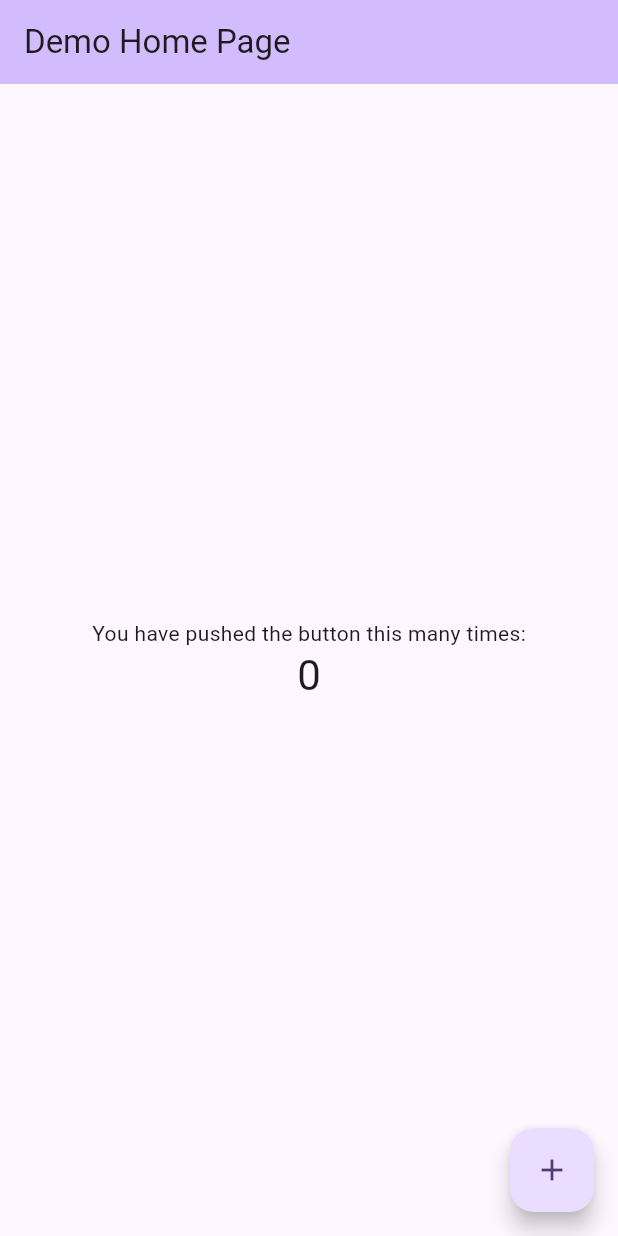
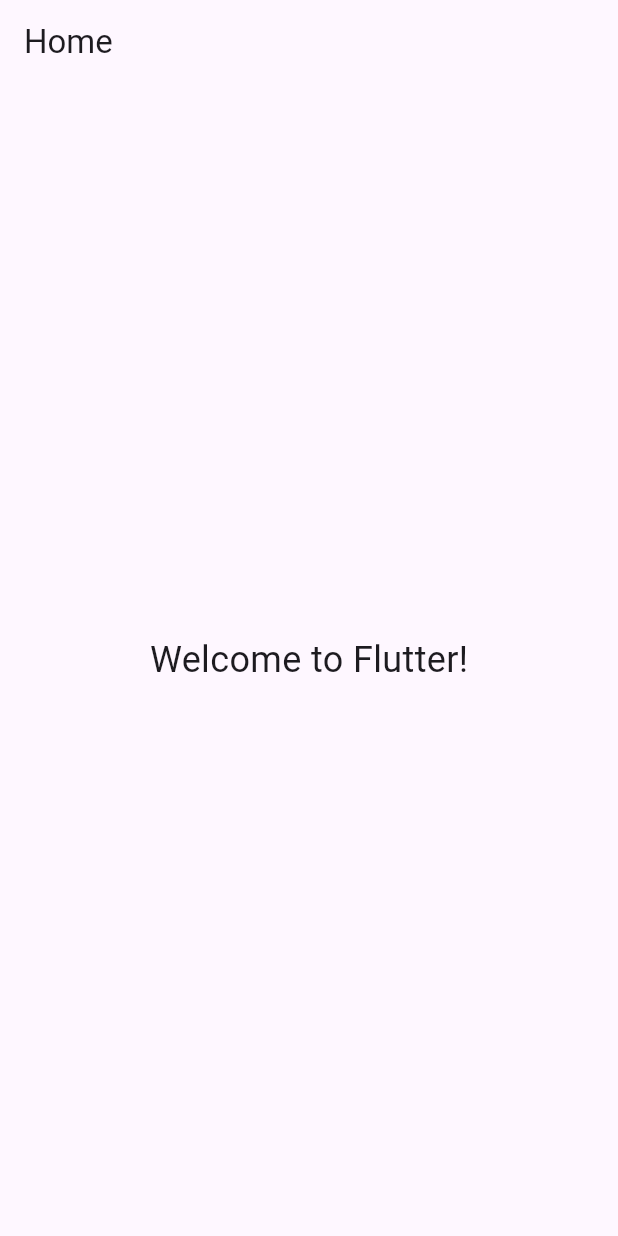
Before and after one commit to TesterGp/BharatUnits, a Flutter app: the screen it shows after launch, on a phone screen of 412 x 824 dp. Run offline on Flutter 3.47's test engine with Material 3 defaults, Android fonts, the phone set to English and light mode, and no system bars.

Commit message:
Default code set

```diff
--- a/lib/main.dart
+++ b/lib/main.dart
@@ -7,115 +7,32 @@
 class MyApp extends StatelessWidget {
   const MyApp({super.key});
 
-  // This widget is the root of your application.
   @override
   Widget build(BuildContext context) {
     return MaterialApp(
-      title: 'Bhharat Units',
-      theme: ThemeData(
-        // This is the theme of your application.
-        //
-        // TRY THIS: Try running your application with "flutter run". You'll see
-        // the application has a purple toolbar. Then, without quitting the app,
-        // try changing the seedColor in the colorScheme below to Colors.green
-        // and then invoke "hot reload" (save your changes or press the "hot
-        // reload" button in a Flutter-supported IDE, or press "r" if you used
-        // the command line to start the app).
-        //
-        // Notice that the counter didn't reset back to zero; the application
-        // state is not lost during the reload. To reset the state, use hot
-        // restart instead.
-        //
-        // This works for code too, not just values: Most code changes can be
-        // tested with just a hot reload.
-        colorScheme: .fromSeed(seedColor: Colors.deepPurple),
-      ),
-      home: const MyHomePage(title: 'Demo Home Page'),
+      debugShowCheckedModeBanner: false,
+      title: 'My App',
+      home: const HomeScreen(),
     );
   }
 }
 
-class MyHomePage extends StatefulWidget {
-  const MyHomePage({super.key, required this.title});
-
-  // This widget is the home page of your application. It is stateful, meaning
-  // that it has a State object (defined below) that contains fields that affect
-  // how it looks.
-
-  // This class is the configuration for the state. It holds the values (in this
-  // case the title) provided by the parent (in this case the App widget) and
-  // used by the build method of the State. Fields in a Widget subclass are
-  // always marked "final".
-
-  final String title;
-
-  @override
-  State<MyHomePage> createState() => _MyHomePageState();
-}
-
-class _MyHomePageState extends State<MyHomePage> {
-  int _counter = 0;
-
-  void _incrementCounter() {
-    setState(() {
-      // This call to setState tells the Flutter framework that something has
-      // changed in this State, which causes it to rerun the build method below
-      // so that the display can reflect the updated values. If we changed
-      // _counter without calling setState(), then the build method would not be
-      // called again, and so nothing would appear to happen.
-      _counter++;
-    });
-  }
+class HomeScreen extends StatelessWidget {
+  const HomeScreen({super.key});
 
   @override
   Widget build(BuildContext context) {
-    // This method is rerun every time setState is called, for instance as done
-    // by the _incrementCounter method above.
-    //
-    // The Flutter framework has been optimized to make rerunning build methods
-    // fast, so that you can just rebuild anything that needs updating rather
-    // than having to individually change instances of widgets.
     return Scaffold(
       appBar: AppBar(
-        // TRY THIS: Try changing the color here to a specific color (to
-        // Colors.amber, perhaps?) and trigger a hot reload to see the AppBar
-        // change color while the other colors stay the same.
-        backgroundColor: Theme.of(context).colorScheme.inversePrimary,
-        // Here we take the value from the MyHomePage object that was created by
-        // the App.build method, and use it to set our appbar title.
-        title: Text(widget.title),
+        title: const Text('Home'),
       ),
-      body: Center(
-        // Center is a layout widget. It takes a single child and positions it
-        // in the middle of the parent.
-        child: Column(
-          // Column is also a layout widget. It takes a list of children and
-          // arranges them vertically. By default, it sizes itself to fit its
-          // children horizontally, and tries to be as tall as its parent.
-          //
-          // Column has various properties to control how it sizes itself and
-          // how it positions its children. Here we use mainAxisAlignment to
-          // center the children vertically; the main axis here is the vertical
-          // axis because Columns are vertical (the cross axis would be
-          // horizontal).
-          //
-          // TRY THIS: Invoke "debug painting" (choose the "Toggle Debug Paint"
-          // action in the IDE, or press "p" in the console), to see the
-          // wireframe for each widget.
-          mainAxisAlignment: .center,
-          children: [
-            const Text('You have pushed the button this many times:'),
-            Text(
-              '$_counter',
-              style: Theme.of(context).textTheme.headlineMedium,
-            ),
-          ],
+      body: const Center(
+        child: Text(
+          'Welcome to Flutter!',
+          style: TextStyle(
+            fontSize: 24,
+          ),
         ),
-      ),
-      floatingActionButton: FloatingActionButton(
-        onPressed: _incrementCounter,
-        tooltip: 'Increment',
-        child: const Icon(Icons.add),
       ),
     );
   }
```
